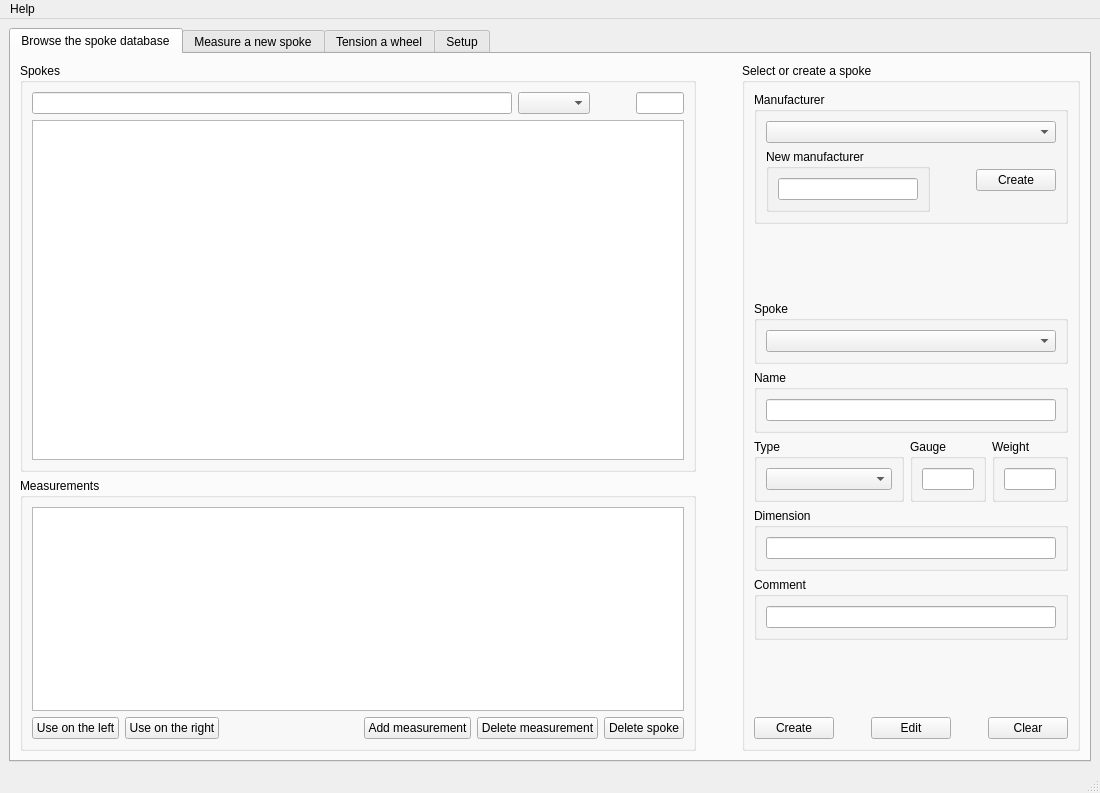
Before: the Qt Designer form Spokeduino Mothership/ui/spokeduino_mothership.ui in dunkelfalke80/spokeduino, drawn with Qt 5.
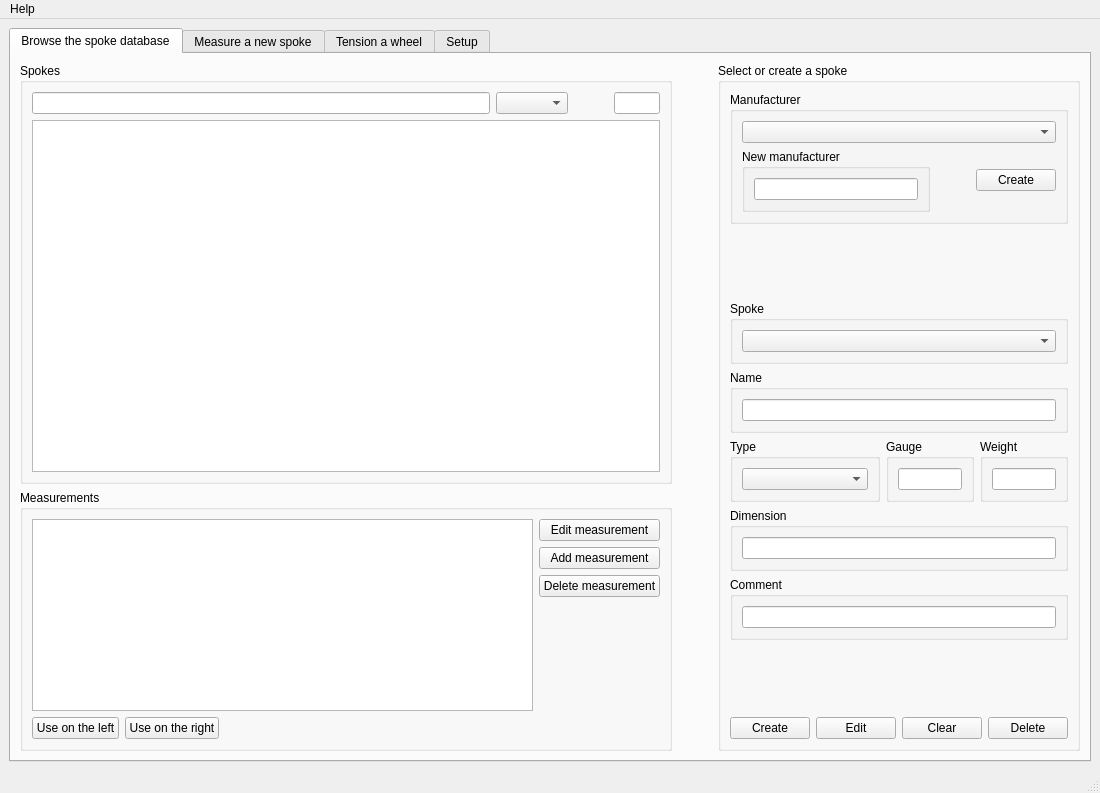
After: the same form once the commit is applied. The open tabs and pages were chosen to show the change. Icons and pictures are not drawn. Custom widgets are drawn as their Qt base class.

The edit to the form file:
```diff
--- a/Spokeduino Mothership/ui/spokeduino_mothership.ui
+++ b/Spokeduino Mothership/ui/spokeduino_mothership.ui
@@ -43,7 +43,7 @@
         <item>
          <layout class="QHBoxLayout" name="horizontalLayoutDatabase" stretch="2,0,1">
           <item>
-           <layout class="QVBoxLayout" name="verticalLayoutDatabaseLeft" stretch="3,2">
+           <layout class="QVBoxLayout" name="verticalLayoutDatabaseLeft" stretch="3,0">
             <item>
              <widget class="QGroupBox" name="groupBoxListSpokesDatabase">
               <property name="title">
@@ -115,11 +115,13 @@
               <property name="title">
                <string>Measurements</string>
               </property>
-              <layout class="QVBoxLayout" name="verticalLayoutMeasurementsDatabase" stretch="1,0">
+              <layout class="QHBoxLayout" name="horizontalLayout_4" stretch="0,0">
                <item>
-                <layout class="QVBoxLayout" name="verticalLayoutMeasurements">
+                <layout class="QVBoxLayout" name="verticalLayout_4">
                  <item>
-                  <widget class="QTableView" name="tableViewMeasurements">
+                  <layout class="QHBoxLayout" name="horizontalLayoutSpokeDefinitionsDatabase_4" stretch="0">
+                   <item>
+                    <widget class="QTableWidget" name="tableWidgetMeasurementList">
                    <property name="sizePolicy">
                     <sizepolicy hsizetype="Preferred" vsizetype="Preferred">
                      <horstretch>0</horstretch>
@@ -131,7 +133,9 @@
                 </layout>
                </item>
                <item>
-                <layout class="QHBoxLayout" name="horizontalLayoutMeasurementsButtonsDatabase">
+                  <layout class="QVBoxLayout" name="verticalLayout_6">
+                   <item>
+                    <layout class="QHBoxLayout" name="horizontalLayoutSpokeDefinitionsDatabase_6" stretch="0,0,0">
                  <item>
                   <widget class="QPushButton" name="pushButtonUseLeft">
                    <property name="sizePolicy">
@@ -165,7 +169,7 @@
                   </widget>
                  </item>
                  <item>
-                  <spacer name="horizontalSpacerMeasurementsBottom">
+                      <spacer name="horizontalSpacerTypeDatabase_6">
                    <property name="orientation">
                     <enum>Qt::Orientation::Horizontal</enum>
                    </property>
@@ -176,11 +180,37 @@
                     </size>
                    </property>
                   </spacer>
+                     </item>
+                    </layout>
+                   </item>
+                  </layout>
+                 </item>
+                </layout>
+               </item>
+               <item>
+                <layout class="QVBoxLayout" name="verticalLayout_7">
+                 <item>
+                  <layout class="QVBoxLayout" name="verticalLayout_8" stretch="0,0,0,0">
+                   <item>
+                    <widget class="QPushButton" name="pushButtonEditMeasurement">
+                     <property name="sizePolicy">
+                      <sizepolicy hsizetype="Preferred" vsizetype="Maximum">
+                       <horstretch>0</horstretch>
+                       <verstretch>0</verstretch>
+                      </sizepolicy>
+                     </property>
+                     <property name="text">
+                      <string>Edit measurement</string>
+                     </property>
+                     <property name="icon">
+                      <iconset theme="QIcon::ThemeIcon::EditPaste"/>
+                     </property>
+                    </widget>
                  </item>
                  <item>
                   <widget class="QPushButton" name="pushButtonAddMeasurement">
                    <property name="sizePolicy">
-                    <sizepolicy hsizetype="Maximum" vsizetype="Maximum">
+                      <sizepolicy hsizetype="Preferred" vsizetype="Maximum">
                      <horstretch>0</horstretch>
                      <verstretch>0</verstretch>
                     </sizepolicy>
@@ -196,7 +226,7 @@
                  <item>
                   <widget class="QPushButton" name="pushButtonDeleteMeasurement">
                    <property name="sizePolicy">
-                    <sizepolicy hsizetype="Maximum" vsizetype="Maximum">
+                      <sizepolicy hsizetype="Preferred" vsizetype="Maximum">
                      <horstretch>0</horstretch>
                      <verstretch>0</verstretch>
                     </sizepolicy>
@@ -210,20 +240,19 @@
                   </widget>
                  </item>
                  <item>
-                  <widget class="QPushButton" name="pushButtonDeleteSpoke">
-                   <property name="sizePolicy">
-                    <sizepolicy hsizetype="Maximum" vsizetype="Maximum">
-                     <horstretch>0</horstretch>
-                     <verstretch>0</verstretch>
-                    </sizepolicy>
-                   </property>
-                   <property name="text">
-                    <string>Delete spoke</string>
-                   </property>
-                   <property name="icon">
-                    <iconset theme="QIcon::ThemeIcon::EditDelete"/>
-                   </property>
-                  </widget>
+                    <spacer name="verticalSpacer_3">
+                     <property name="orientation">
+                      <enum>Qt::Orientation::Vertical</enum>
+                     </property>
+                     <property name="sizeHint" stdset="0">
+                      <size>
+                       <width>20</width>
+                       <height>40</height>
+                      </size>
+                     </property>
+                    </spacer>
+                   </item>
+                  </layout>
                  </item>
                 </layout>
                </item>
@@ -610,6 +639,22 @@
                  </property>
                 </widget>
                </item>
+               <item>
+                <widget class="QPushButton" name="pushButtonDeleteSpoke">
+                 <property name="sizePolicy">
+                  <sizepolicy hsizetype="Maximum" vsizetype="Maximum">
+                   <horstretch>0</horstretch>
+                   <verstretch>0</verstretch>
+                  </sizepolicy>
+                 </property>
+                 <property name="text">
+                  <string>Delete</string>
+                 </property>
+                 <property name="icon">
+                  <iconset theme="QIcon::ThemeIcon::EditDelete"/>
+                 </property>
+                </widget>
+               </item>
               </layout>
              </item>
             </layout>
```
Left out of the diff: 6 changed lines with no effect on the pictures. Lines whose indentation alone changed are shown as unchanged.
